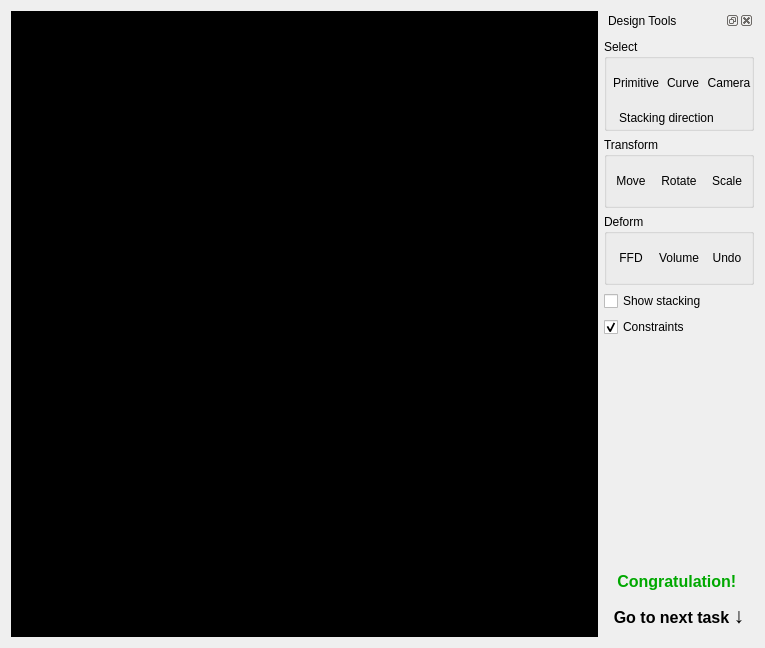
The window that UserStudyApp/Screens/DesignWidget.ui (ialhashim/user-study-graphics) describes before a commit, drawn with Qt 5.
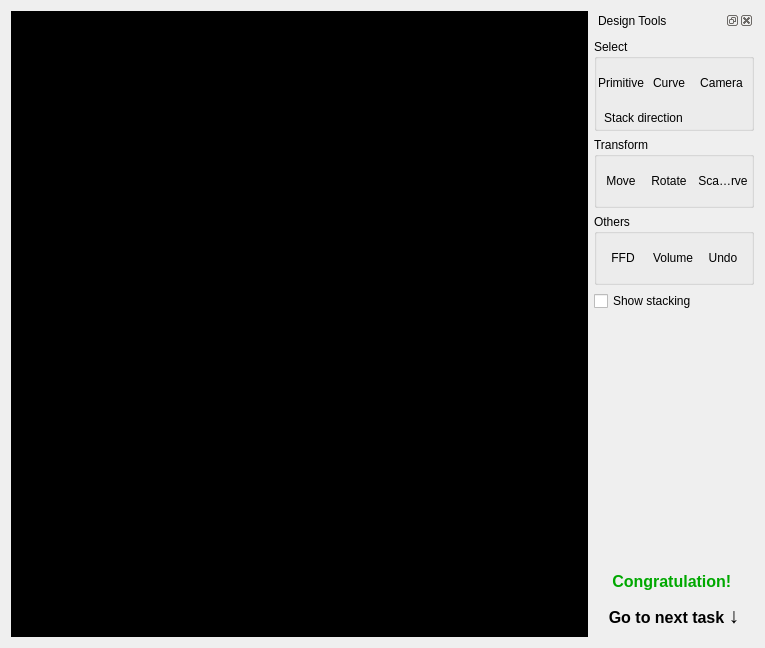
The same window after the commit. Icons and pictures are not drawn.

Patch:
```diff
--- a/UserStudyApp/Screens/DesignWidget.ui
+++ b/UserStudyApp/Screens/DesignWidget.ui
@@ -85,7 +85,7 @@
          </property>
          <property name="maximumSize">
           <size>
-           <width>150</width>
+           <width>160</width>
            <height>16777215</height>
           </size>
          </property>
@@ -99,16 +99,7 @@
           <bool>false</bool>
          </property>
          <layout class="QGridLayout" name="gridLayout_2">
-          <property name="leftMargin">
-           <number>5</number>
-          </property>
-          <property name="topMargin">
-           <number>0</number>
-          </property>
-          <property name="rightMargin">
-           <number>0</number>
-          </property>
-          <property name="bottomMargin">
+          <property name="margin">
            <number>0</number>
           </property>
           <property name="spacing">
@@ -252,7 +243,7 @@
              <string notr="true"/>
             </property>
             <property name="text">
-             <string>Stacking direction</string>
+             <string>Stack direction</string>
             </property>
             <property name="icon">
              <iconset resource="../Resources/userstudyResource.qrc">
@@ -294,7 +285,7 @@
          </property>
          <property name="maximumSize">
           <size>
-           <width>150</width>
+           <width>160</width>
            <height>16777215</height>
           </size>
          </property>
@@ -362,7 +353,7 @@
             </property>
             <property name="minimumSize">
              <size>
-              <width>48</width>
+              <width>60</width>
               <height>48</height>
              </size>
             </property>
@@ -376,7 +367,7 @@
              <string>Scale tool (press 'e')</string>
             </property>
             <property name="text">
-             <string>Scale</string>
+             <string>Scale curve</string>
             </property>
             <property name="icon">
              <iconset resource="../Resources/userstudyResource.qrc">
@@ -443,7 +434,7 @@
          </layout>
         </widget>
        </item>
-       <item row="5" column="0">
+       <item row="4" column="0">
         <widget class="QWidget" name="specialWidget" native="true">
          <layout class="QVBoxLayout" name="verticalLayout_3">
           <item>
@@ -468,12 +459,12 @@
          </property>
          <property name="maximumSize">
           <size>
-           <width>150</width>
+           <width>160</width>
            <height>16777215</height>
           </size>
          </property>
          <property name="title">
-          <string>Deform</string>
+          <string>Others</string>
          </property>
          <layout class="QGridLayout" name="gridLayout_5">
           <property name="margin">
@@ -611,17 +602,7 @@
          </layout>
         </widget>
        </item>
-       <item row="4" column="0">
-        <widget class="QCheckBox" name="isUseConstraints">
-         <property name="text">
-          <string>Constraints</string>
-         </property>
-         <property name="checked">
-          <bool>true</bool>
-         </property>
-        </widget>
-       </item>
-       <item row="6" column="0">
+       <item row="5" column="0">
         <spacer name="verticalSpacer">
          <property name="orientation">
           <enum>Qt::Vertical</enum>
@@ -644,7 +625,7 @@
          </property>
         </widget>
        </item>
-       <item row="7" column="0">
+       <item row="6" column="0">
         <widget class="QLabel" name="nextTaskMessage">
          <property name="text">
           <string>&lt;html&gt;&lt;head/&gt;&lt;body&gt;&lt;p align=&quot;center&quot;&gt;&lt;span style=&quot; font-size:12pt; font-weight:600; color:#00a800;&quot;&gt;Congratulation! &lt;/span&gt;&lt;/p&gt;&lt;p align=&quot;center&quot;&gt;&lt;span style=&quot; font-size:12pt; font-weight:600;&quot;&gt;Go to next task &lt;/span&gt;&lt;span style=&quot; font-size:16pt; font-weight:600;&quot;&gt;↓&lt;/span&gt;&lt;/p&gt;&lt;/body&gt;&lt;/html&gt;</string>
```
